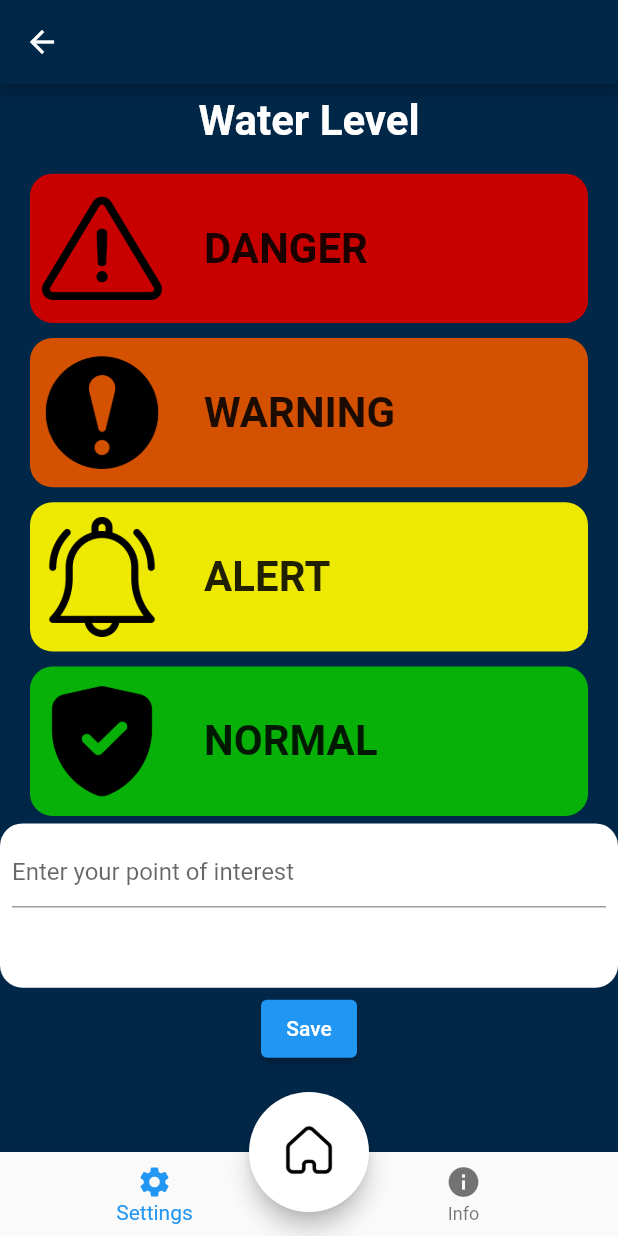
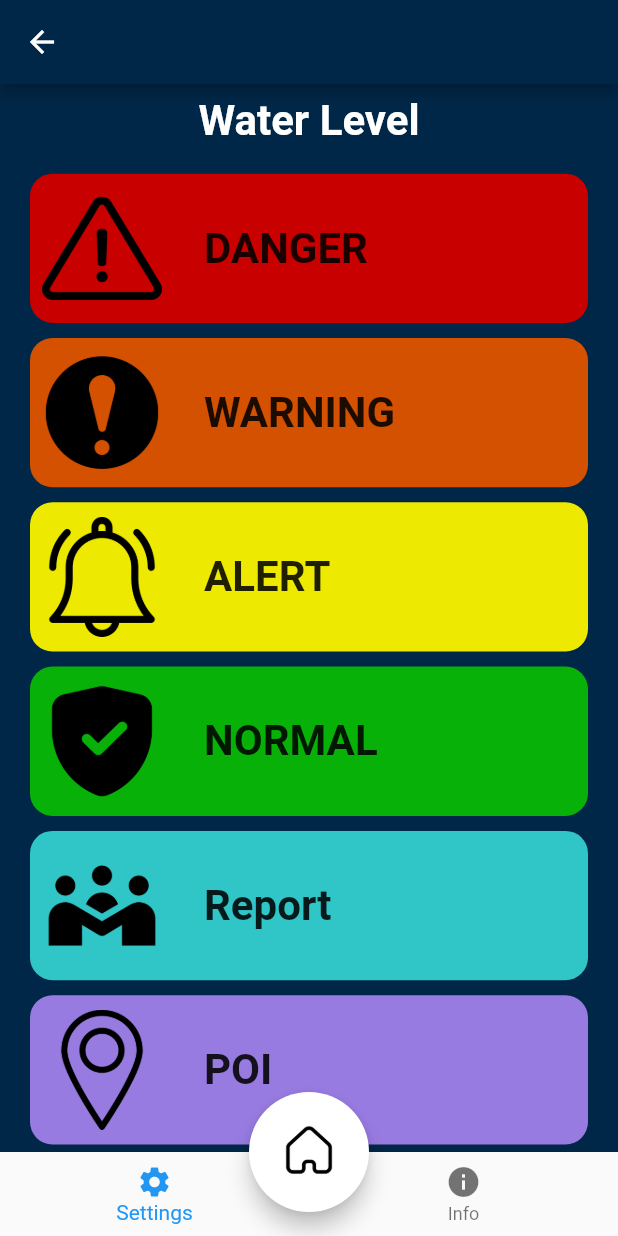
Before and after one commit to FirdausKhamid/Bah_Project_CAT304, a Flutter app: the WaterLevel screen opened directly, on a phone screen of 412 x 824 dp. Run offline on Flutter 3.47's test engine with Material 2 defaults, Android fonts, the phone set to English and light mode, and no system bars; our stand-ins replace firebase_core, firebase_database, google_maps_flutter; accounts and stored records are empty.

Commit message:
debugging part amir

```diff
--- a/lib/screens/general/waterlevel/waterlevel.dart
+++ b/lib/screens/general/waterlevel/waterlevel.dart
@@ -1,4 +1,6 @@
 import 'package:flutter/material.dart';
+import 'package:flutterui/screens/general/waterlevel/report.dart';
+import 'package:flutterui/screens/general/waterlevel/setpoint.dart';
 import 'package:flutterui/screens/widgets/bottom_menu.dart';
 import 'package:flutterui/screens/general/waterlevel/alert.dart';
 import 'package:flutterui/screens/general/waterlevel/danger.dart';
@@ -12,10 +14,6 @@ class WaterLevel extends StatefulWidget {
 }
 
 class _WaterLevelState extends State<WaterLevel> {
-  final TextEditingController _pointOfInterestController =
-      TextEditingController();
-  final List<String> _pointsOfInterest = [];
-
   @override
   Widget build(BuildContext context) {
     // print(ref);
@@ -193,44 +191,80 @@ class _WaterLevelState extends State<WaterLevel> {
           ),
           Expanded(
             flex: 4,
-            child: Container(
-              decoration: BoxDecoration(
-                  color: Color.fromARGB(255, 255, 255, 255),
-                  borderRadius: BorderRadius.circular(15)),
-              child: Padding(
-                padding: const EdgeInsets.all(8.0),
-                child: TextField(
-                  controller: _pointOfInterestController,
-                  decoration: const InputDecoration(
-                    hintText: 'Enter your point of interest',
+            child: Padding(
+              padding: const EdgeInsets.fromLTRB(20, 5, 20, 5),
+              child: InkWell(
+                onTap: () {
+                  Navigator.push(
+                    context,
+                    MaterialPageRoute(builder: (context) => const ReportList()),
+                  );
+                },
+                child: Container(
+                  decoration: BoxDecoration(
+                      color: Color.fromARGB(255, 48, 197, 199),
+                      borderRadius: BorderRadius.circular(15)),
+                  child: Row(
+                    children: [
+                      Padding(
+                        padding: const EdgeInsets.all(8.0),
+                        child: Image.asset(
+                          'assets/communityicon.png',
+                          width: 80,
+                        ),
+                      ),
+                      const Padding(
+                        padding: EdgeInsets.fromLTRB(20, 8, 8, 8),
+                        child: Text('Report',
+                            textScaleFactor: 2,
+                            style: TextStyle(
+                              fontWeight: FontWeight.bold,
+                            )),
+                      )
+                    ],
                   ),
                 ),
               ),
             ),
           ),
           Expanded(
-            flex: 2,
+            flex: 4,
             child: Padding(
-              padding: const EdgeInsets.all(8.0),
-              child: ElevatedButton(
-                onPressed: () {
-                  // Save the point of interest to your desired location
-                  String pointOfInterest = _pointOfInterestController.text;
-                  _pointsOfInterest.add(pointOfInterest);
-                  // save the point of interest
-                  print(pointOfInterest);
+              padding: const EdgeInsets.fromLTRB(20, 5, 20, 5),
+              child: InkWell(
+                onTap: () {
+                  Navigator.push(
+                    context,
+                    MaterialPageRoute(builder: (context) => const SetPoint()),
+                  );
                 },
-                child: const Text('Save'),
+                child: Container(
+                  decoration: BoxDecoration(
+                      color: Color.fromARGB(255, 152, 123, 225),
+                      borderRadius: BorderRadius.circular(15)),
+                  child: Row(
+                    children: [
+                      Padding(
+                        padding: const EdgeInsets.all(8.0),
+                        child: Image.asset(
+                          'assets/pointlocation.png',
+                          width: 80,
+                        ),
+                      ),
+                      const Padding(
+                        padding: EdgeInsets.fromLTRB(20, 8, 8, 8),
+                        child: Text('POI',
+                            textScaleFactor: 2,
+                            style: TextStyle(
+                              fontWeight: FontWeight.bold,
+                            )),
+                      )
+                    ],
+                  ),
+                ),
               ),
             ),
           ),
-          Expanded(
-              flex: 2,
-              child: ListView.builder(
-                  itemCount: _pointsOfInterest.length,
-                  itemBuilder: (BuildContext context, int index) {
-                    return Text(_pointsOfInterest[index]);
-                  }))
         ],
       )),
 
```
Also changed, not shown: lib/screens/general/waterlevel/danger.dart (+6 -1 lines), lib/screens/general/waterlevel/setpoint.dart (added, +70 -0 lines), assets/pointlocation.png (added).
